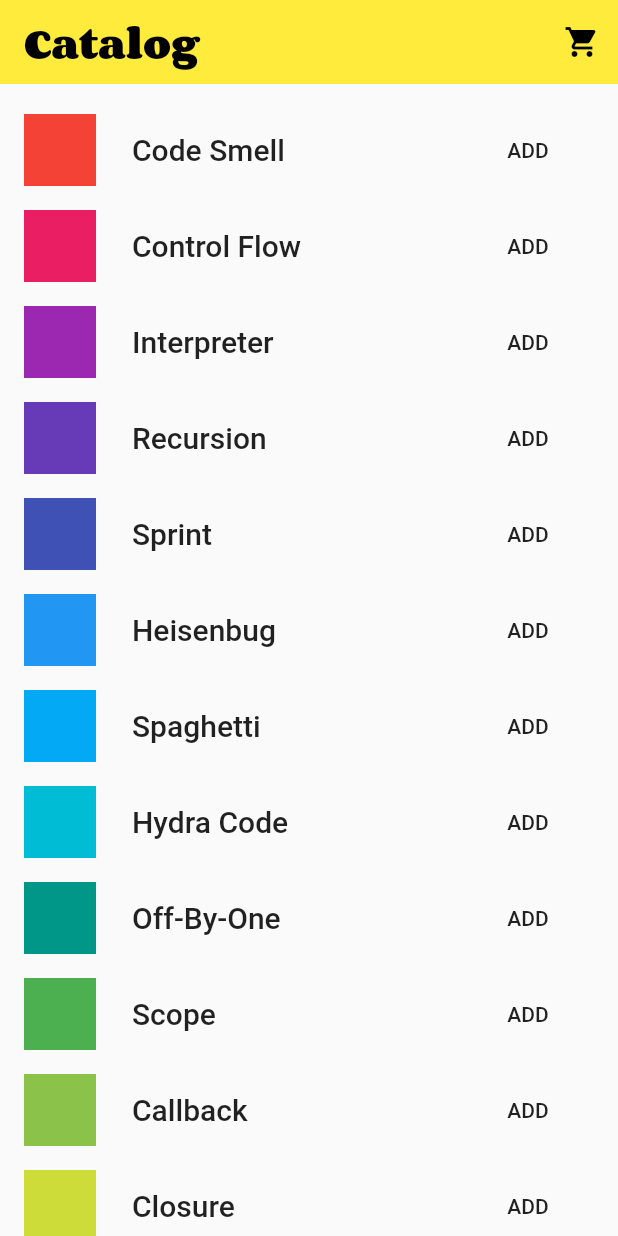
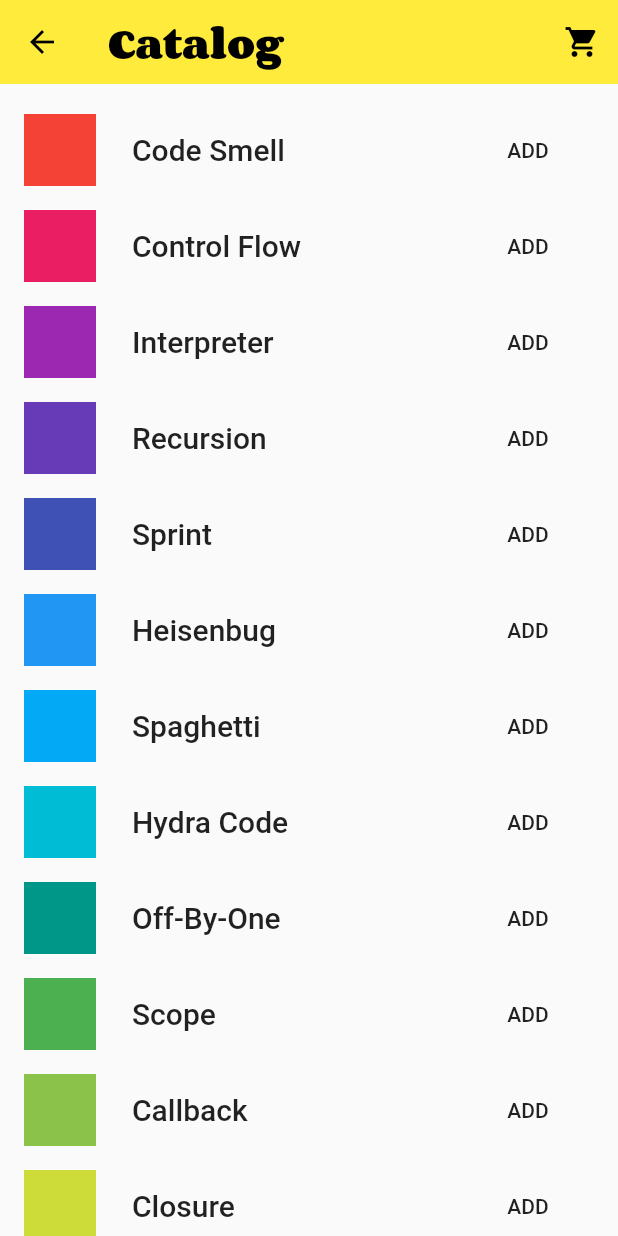
Before and after one commit to zhengger/flutter_provider_shopper, a Flutter app: the screen it shows after launch, after a tap on "ENTER", on a phone screen of 412 x 824 dp. Run offline on Flutter 3.47's test engine with Material 2 defaults, Android fonts, the phone set to English and light mode, and no system bars.

Commit message:
Problem still

```diff
--- a/lib/main.dart
+++ b/lib/main.dart
@@ -11,10 +11,10 @@ void main() {
 
   // Now we're ready to run the Flutter UI.
   runApp(
-    Provider<CartModel>(
+    ChangeNotifierProvider<CartModel>(
       // Here's where we provide the model to any interested widget below.
       builder: (context) => cart,
-      dispose: (context, value) => value.dispose(),
+      // dispose: (context, value) => value.dispose(),
       child: MyApp(),
     ),
   );
--- a/lib/models/cart.dart
+++ b/lib/models/cart.dart
@@ -1,8 +1,10 @@
 // import 'dart:collection';
 import 'package:provider_example/models/src/item.dart';
 // import 'package:provider/provider.dart';
+import 'package:flutter/material.dart';
 
-class CartModel {
+// ignore: public_member_api_docs
+class CartModel with ChangeNotifier {
   /// Internal, private state of the cart.
   final List<Item> _items = [];
 
@@ -17,11 +19,11 @@ class CartModel {
     _items.add(item);
     // This line tells [Model] that it should rebuild the widgets that
     // depend on it.
-    // notifyListeners();
+    notifyListeners();
   }
 
   /// Remove all items in the cart.
-  void dispose() {
-    _items.clear();
-  }
+  // void dispose() {
+  //   _items.clear();
+  // }
 }
--- a/lib/models/src/item.dart
+++ b/lib/models/src/item.dart
@@ -30,5 +30,5 @@ class Item {
   int get hashCode => id;
 
   @override
-  bool operator ==(dynamic other) => other is Item && other.id == id;
+  bool operator == (dynamic other) => other is Item && other.id == id;
 }
--- a/lib/screens/catalog.dart
+++ b/lib/screens/catalog.dart
@@ -1,9 +1,10 @@
 import 'package:flutter/material.dart';
+// import 'package:provider_example/main.dart';
 import 'package:provider_example/models/cart.dart';
 import 'package:provider_example/models/src/item.dart';
 import 'package:provider/provider.dart';
 
-
+// ignore: public_member_api_docs
 /// The app bar in the catalog.
 ///
 /// No need to access shared state here.
@@ -30,7 +31,8 @@ class MyAppBar extends StatelessWidget {
 /// The catalog screen itself, with its app bar and an infinite list of items.
 ///
 /// No need to access shared state here.
-class MyCatalog extends StatelessWidget {
+class MyCatalog extends StatelessWidget{
+  // ignore: public_member_api_docs
   MyCatalog({Key key}) : super(key: key);
 
   @override
@@ -38,7 +40,9 @@ class MyCatalog extends StatelessWidget {
     return Scaffold(
       body: CustomScrollView(
         slivers: [
+          // ignore: prefer_const_constructors
           MyAppBar(),
+          // ignore: prefer_const_constructors
           SliverToBoxAdapter(child: SizedBox(height: 12)),
           SliverList(
             delegate: SliverChildBuilderDelegate(
@@ -55,7 +59,6 @@ class MyCatalog extends StatelessWidget {
 /// It allows adding its [item] to cart via the [_AddButton] widget.
 class MyListItem extends StatelessWidget {
   final int index;
-
   final Item item;
 
   MyListItem(
@@ -101,22 +104,24 @@ class _AddButton extends StatelessWidget {
     Key key,
     @required this.item,
   }) : super(key: key);
-
   @override
   Widget build(BuildContext context) {
     // Here is where we access the shared state of the cart. Because we
     // need to change the UI here according to the contents of the cart,
     // we use the ScopedModelDescendant widget (instead of ScopedModel.of).
+    // ignore: omit_local_variable_types
+  final cart = Provider.of<CartModel>(context);
     return FlatButton(
             // We check whether the cart already has the item in it,
             // and if so, we give `null` to onPressed (making it disabled).
             // Otherwise, we provide a callback that calls a method
-            // on the cart model.
-            onPressed: Provider.of<CartModel>(context).items.contains(item) ? null : () => Provider.of<CartModel>(context).items.add(item),
+            // on thecart
+            onPressed: cart.items.contains(item) ? null : () => cart.items.add(item),
             splashColor: Colors.yellow,
             // Similarly, we change the content of the button according
             // to the state of the cart.
-            child: Provider.of<CartModel>(context).items.contains(item) ? Icon(Icons.check) : Text('ADD'),
+            child: cart.items.contains(item) ? Icon(Icons.check) : Text('ADD'),
+            // child: Provider.of<CartModel>(context).items.contains(item) ? Icon(Icons.check) : Text('ADD'),
     );
   }
 }
--- a/lib/screens/login.dart
+++ b/lib/screens/login.dart
@@ -21,7 +21,7 @@ class MyLoginScreen extends StatelessWidget {
     // cart.clear();
 
     // Navigate to the catalog screen.
-    Navigator.pushReplacementNamed(context, '/catalog');
+    Navigator.pushNamed(context, '/catalog');
   }
 
   @override
```
